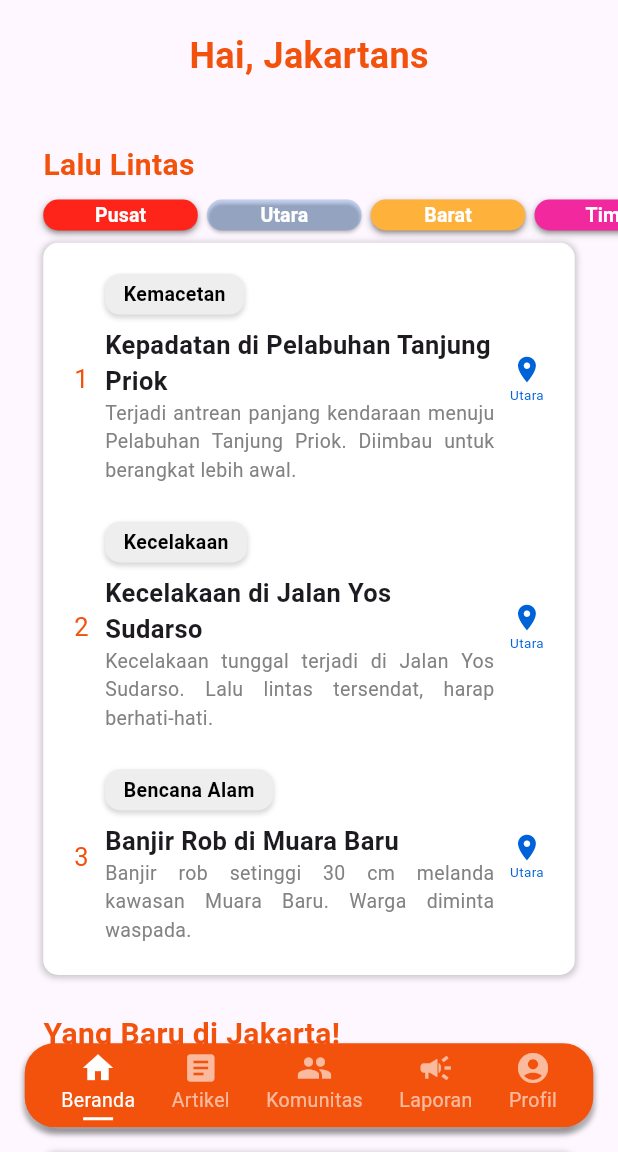
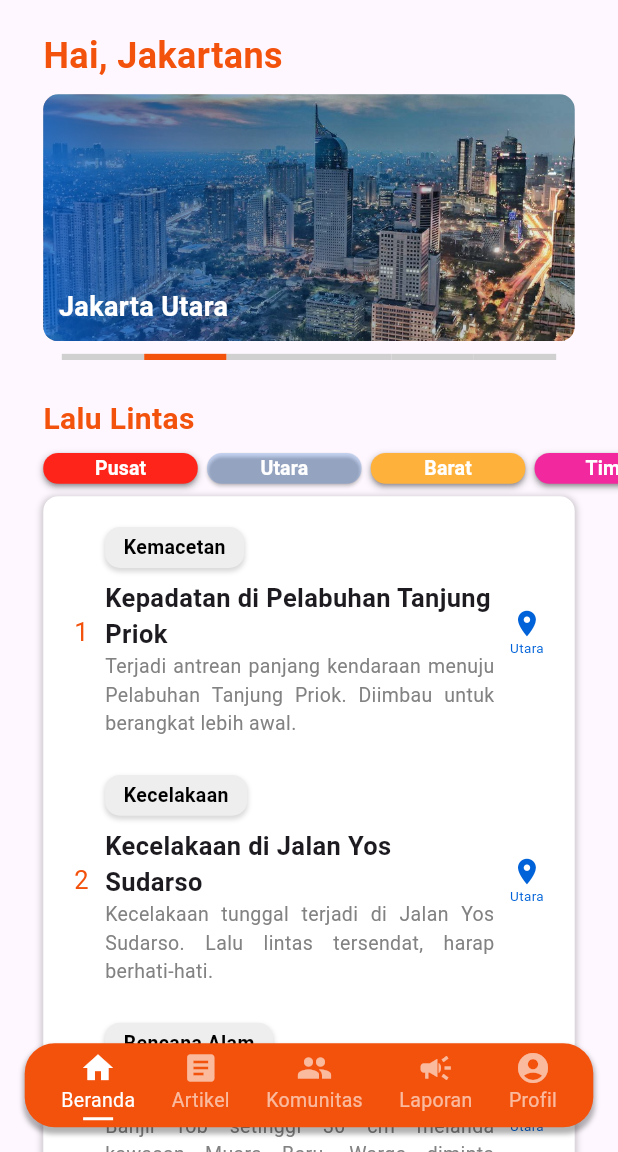
Before and after one commit to abraham-30/Diary-Komunitas-Jakarta, a Flutter app: the BerandaPage screen opened directly, after a tap on "Utara", on a phone screen of 412 x 824 dp, the part 84-1236 px from its top. Run offline on Flutter 3.47's test engine with Material 3 defaults, Android fonts, the phone set to English and light mode, and no system bars; our stand-ins replace file_picker; Roboto replaces fonts that are missing (PlusJakarta).

Commit message:
change image directory

```diff
--- a/diary_komunitas_jakarta/lib/pages/beranda.dart
+++ b/diary_komunitas_jakarta/lib/pages/beranda.dart
@@ -435,38 +435,38 @@ class _BerandaPageState extends State<BerandaPage> {
                             ),
                           ),
                         ),
-                        // Container(
-                        //   height: MediaQuery.of(context).size.height * 0.2,
-                        //   padding: EdgeInsets.symmetric(
-                        //     horizontal: MediaQuery.of(context).size.width * 0.07
-                        //   ),
-                        //   child: PageView.builder(
-                        //     controller: _pageController,
-                        //     onPageChanged: (int page) {
-                        //       setState(() {
-                        //         _currentPage = page % _totalImages;
-                        //       });
-                        //     },
-                        //     itemBuilder: (context, index) {
-                        //       final imageIndex = index % _totalImages;
-                        //       return _imageAssets[imageIndex];
-                        //     },
-                        //   ),
-                        // ),
+                        Container(
+                          height: MediaQuery.of(context).size.height * 0.2,
+                          padding: EdgeInsets.symmetric(
+                            horizontal: MediaQuery.of(context).size.width * 0.07
+                          ),
+                          child: PageView.builder(
+                            controller: _pageController,
+                            onPageChanged: (int page) {
+                              setState(() {
+                                _currentPage = page % _totalImages;
+                              });
+                            },
+                            itemBuilder: (context, index) {
+                              final imageIndex = index % _totalImages;
+                              return _imageAssets[imageIndex];
+                            },
+                          ),
+                        ),
                         SizedBox(
                           height: MediaQuery.of(context).size.height * 0.01,
                         ),
-                        // Row(
-                        //   mainAxisAlignment: MainAxisAlignment.center,
-                        //   children: List.generate(
-                        //     _totalImages,
-                        //     (index) => Container(
-                        //       width: (MediaQuery.of(context).size.width * 0.8) / _totalImages,
-                        //       height: MediaQuery.of(context).size.height * 0.005,
-                        //       color: _currentPage == index ?AppColors.dkj: AppColors.gray,
-                        //     ),
-                        //   ),
-                        // ),
+                        Row(
+                          mainAxisAlignment: MainAxisAlignment.center,
+                          children: List.generate(
+                            _totalImages,
+                            (index) => Container(
+                              width: (MediaQuery.of(context).size.width * 0.8) / _totalImages,
+                              height: MediaQuery.of(context).size.height * 0.005,
+                              color: _currentPage == index ?AppColors.dkj: AppColors.gray,
+                            ),
+                          ),
+                        ),
                       ],
                     ),
                   ),
--- a/diary_komunitas_jakarta/pubspec.yaml
+++ b/diary_komunitas_jakarta/pubspec.yaml
@@ -66,12 +66,6 @@ flutter:
 
   assets:
     - assets/images/
-    - assets/images/carousel/carousel1.png
-    - assets/images/carousel/carousel2.jpg
-    - assets/images/carousel/carousel3.jpg
-    - assets/images/carousel/carousel4.png
-    - assets/images/carousel/carousel5.jpg
-    - assets/images/carousel/carousel6.jpg
   # An image asset can refer to one or more resolution-specific "variants", see
   # https://flutter.dev/assets-and-images/#resolution-aware
 
```
Also changed, not shown: diary_komunitas_jakarta/assets/images/carousel1.png (renamed from diary_komunitas_jakarta/assets/images/carousel/carousel1.png), diary_komunitas_jakarta/assets/images/carousel2.jpg (renamed from diary_komunitas_jakarta/assets/images/carousel/carousel2.jpg), diary_komunitas_jakarta/assets/images/carousel3.jpg (renamed from diary_komunitas_jakarta/assets/images/carousel/carousel3.jpg), diary_komunitas_jakarta/assets/images/carousel4.png (renamed from diary_komunitas_jakarta/assets/images/carousel/carousel4.png), diary_komunitas_jakarta/assets/images/carousel5.jpg (renamed from diary_komunitas_jakarta/assets/images/carousel/carousel5.jpg), diary_komunitas_jakarta/assets/images/carousel6.jpg (renamed from diary_komunitas_jakarta/assets/images/carousel/carousel6.jpg).
